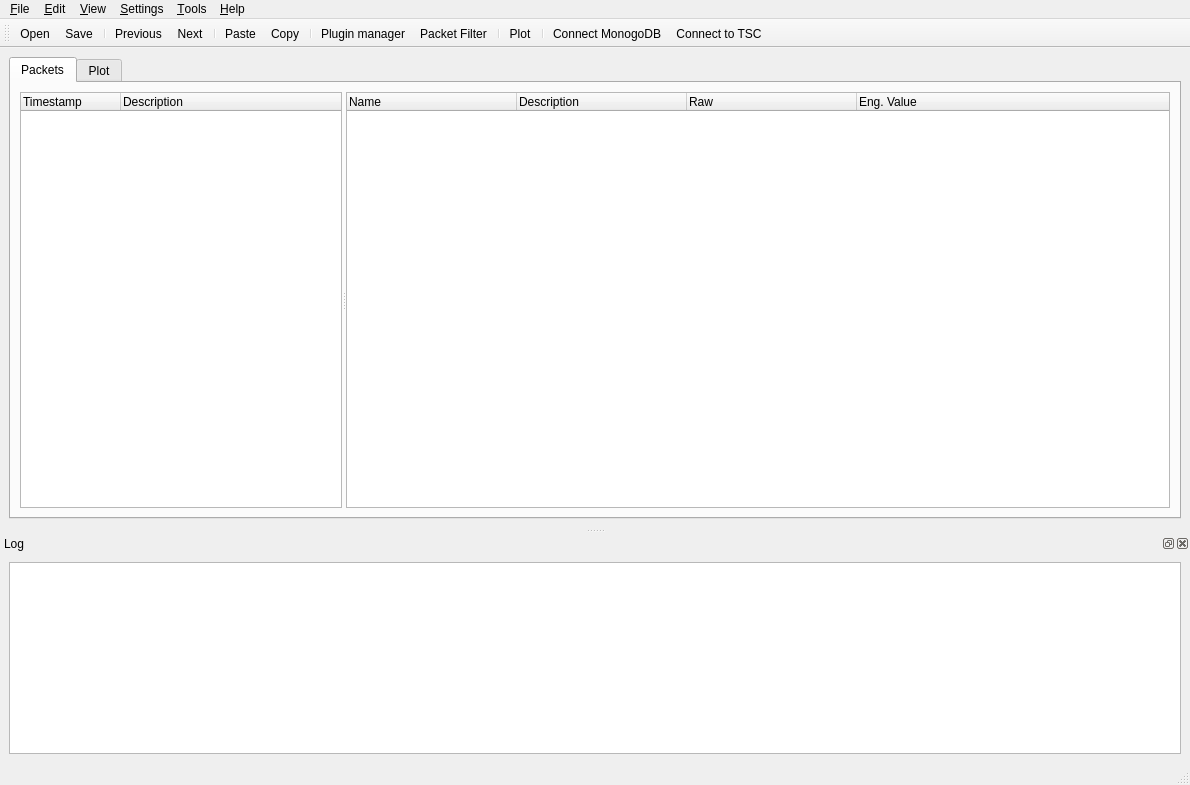
i4Ds/STIX_python_PUB023, file UI/ui/mainwindow.ui: the form before one commit.
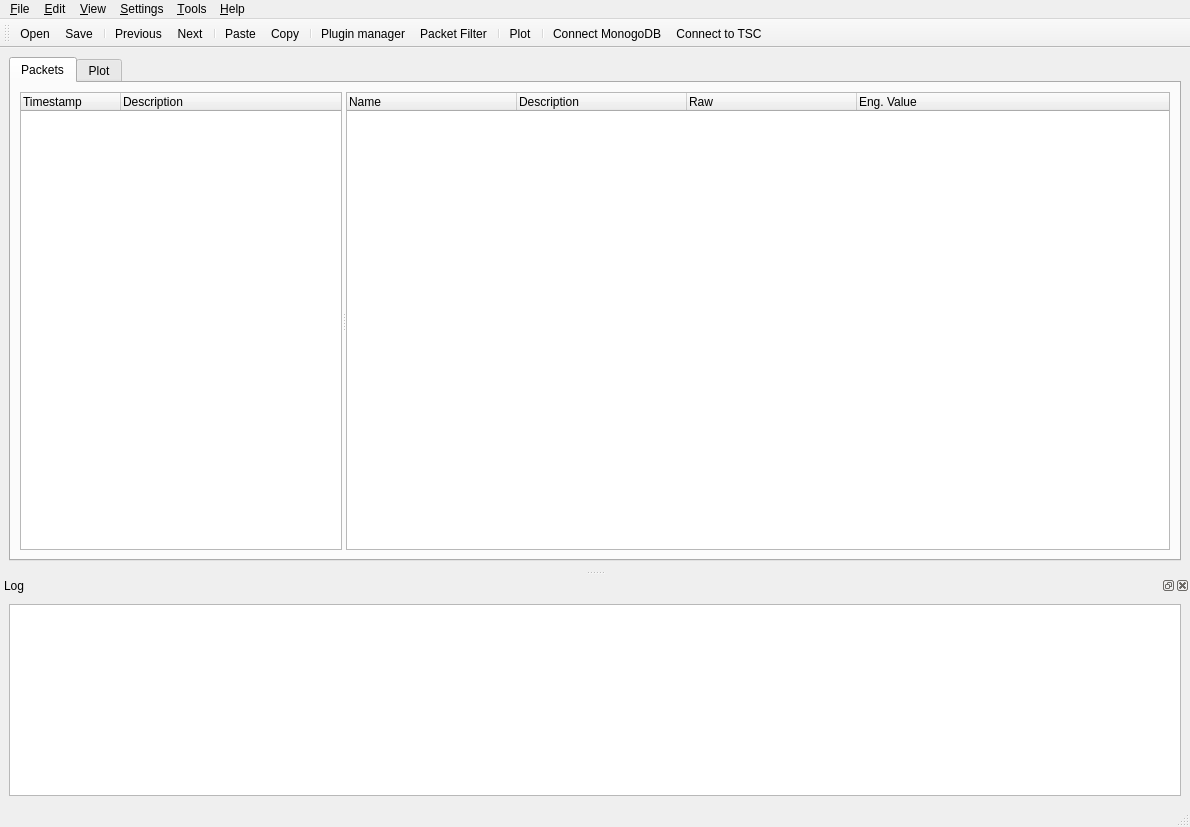
The form after the commit. Icons and pictures are not drawn.

```diff
--- a/UI/ui/mainwindow.ui
+++ b/UI/ui/mainwindow.ui
@@ -10,7 +10,7 @@
     <x>0</x>
     <y>0</y>
     <width>1190</width>
-    <height>785</height>
+    <height>827</height>
    </rect>
   </property>
   <property name="maximumSize">
```
Left out of the diff: 24 changed lines with no effect on the pictures.
